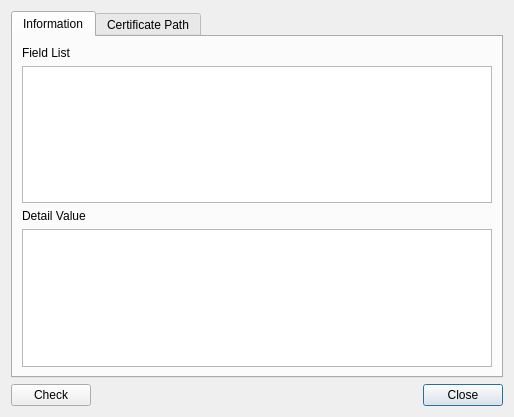
Above: CertMan/cert_info_dlg.ui from jykim74/CertMan before the change. Below: the same form after it.
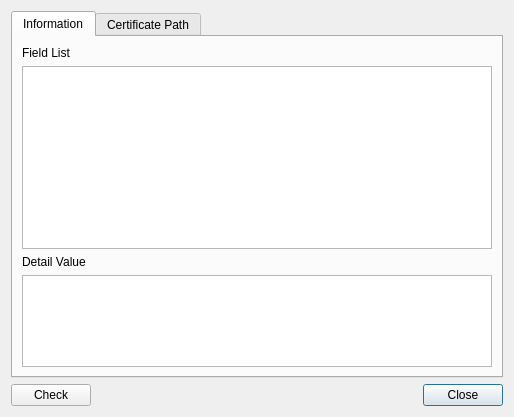
That is the form after the change. The open tabs and pages were chosen to show the change.

Commit message: 인증서 및 CRL 상세 보기 UI 개선

The edit to the form file:
```diff
--- a/CertMan/cert_info_dlg.ui
+++ b/CertMan/cert_info_dlg.ui
@@ -43,6 +43,12 @@
        </item>
        <item row="3" column="0">
         <widget class="QPlainTextEdit" name="mDetailText">
+         <property name="maximumSize">
+          <size>
+           <width>16777215</width>
+           <height>100</height>
+          </size>
+         </property>
          <property name="readOnly">
           <bool>true</bool>
          </property>
```
Left out of the diff: 11 changed lines with no effect on the pictures. The commit also changes 1 other file.
